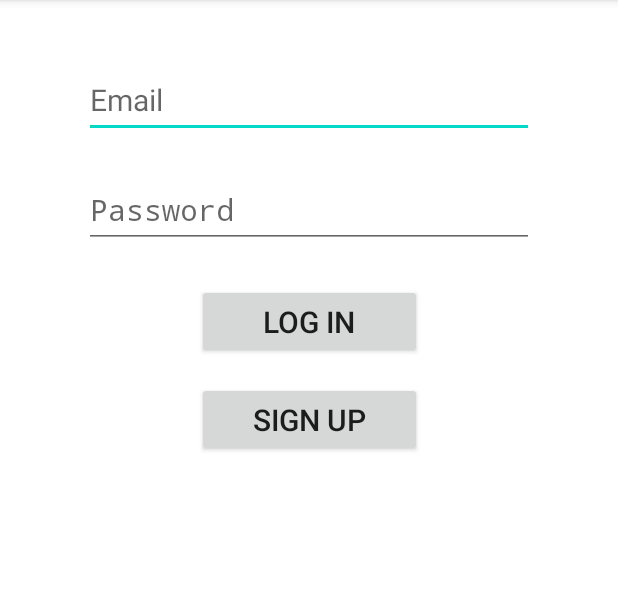
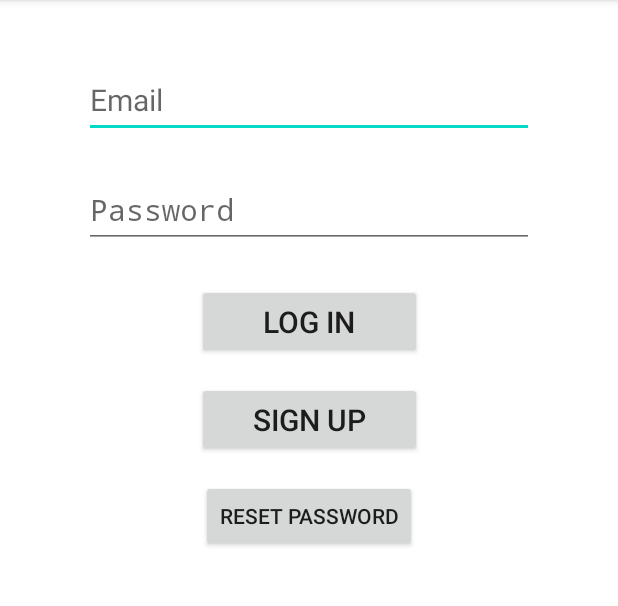
Before and after one commit to matnafu2/In-My-Garden, an Android app: the screen it shows after launch (LoginActivity), on a phone screen of 412 x 824 dp, the part 84-690 px from its top. Run offline under Robolectric (Android 15) with nearby library versions, the phone set to English and light mode, and no system bars; our stand-ins replace Firebase (no records; nobody signed in at launch, a user with empty details on screens opened directly).

Commit message:
adds reset password link and remembers user login information

```diff
--- a/app/src/main/AndroidManifest.xml
+++ b/app/src/main/AndroidManifest.xml
@@ -14,9 +14,12 @@
         android:theme="@style/Theme.InMyGarden"
         tools:targetApi="31">
         <activity
+            android:name=".PasswordResetActivity"
+            android:exported="false" />
+        <activity
             android:name=".SignupActivity"
             android:exported="false"
-            android:parentActivityName=".LoginActivity"/>
+            android:parentActivityName=".LoginActivity" />
         <activity
             android:name=".LoginActivity"
             android:exported="true">
--- a/app/src/main/java/com/example/inmygarden/LoginActivity.kt
+++ b/app/src/main/java/com/example/inmygarden/LoginActivity.kt
@@ -31,6 +31,11 @@ class LoginActivity : AppCompatActivity() {
             val intent = Intent(this@LoginActivity, SignupActivity::class.java)
             startActivity(intent)
         }
+
+        binding.resetBtn.setOnClickListener {
+            val intent = Intent(this@LoginActivity, PasswordResetActivity::class.java)
+            startActivity(intent)
+        }
     }
 
     // logs in the user if the user already created an account
@@ -56,4 +61,18 @@ class LoginActivity : AppCompatActivity() {
             Toast.makeText(applicationContext, "You have to provide both email and password", Toast.LENGTH_SHORT).show()
         }
     }
+
+    // until users sign out, they can login without typing the username and password
+    override fun onStart() {
+        super.onStart()
+        val user = FirebaseAuth.getInstance().currentUser
+
+        // user object will be null if the user has not logged in or singed out
+        if (user != null) { // user already logged
+            // send the user to home page without asking for user name and password
+            val intent = Intent(this@LoginActivity, MainActivity::class.java)
+            startActivity(intent)
+            finish()
+        }
+    }
 }
--- a/app/src/main/res/layout/activity_login.xml
+++ b/app/src/main/res/layout/activity_login.xml
@@ -63,4 +63,23 @@
         app:layout_constraintHorizontal_bias="0.5"
         app:layout_constraintStart_toStartOf="parent"
         app:layout_constraintTop_toBottomOf="@+id/login_btn" />
+
+    <Button
+        android:id="@+id/reset_btn"
+        android:layout_width="wrap_content"
+        android:layout_height="wrap_content"
+        android:layout_marginTop="15dp"
+        android:text="Reset Password"
+        app:layout_constraintEnd_toEndOf="parent"
+        app:layout_constraintHorizontal_bias="0.5"
+        app:layout_constraintStart_toStartOf="parent"
+        app:layout_constraintTop_toBottomOf="@+id/singup_btn" />
+
+    <FrameLayout
+        android:id="@+id/frame"
+        android:layout_width="match_parent"
+        android:layout_height="match_parent">
+
+    </FrameLayout>
+
 </androidx.constraintlayout.widget.ConstraintLayout>
--- a/app/src/main/res/values/strings.xml
+++ b/app/src/main/res/values/strings.xml
@@ -10,4 +10,6 @@
     <string name="checklist1">Water</string>
     <string name="checklist2">Sun</string>
     <string name="checklist3">Food</string>
+    <!-- TODO: Remove or change this placeholder text -->
+    <string name="hello_blank_fragment">Hello blank fragment</string>
 </resources>
```
Also changed, not shown: app/src/main/java/com/example/inmygarden/MainActivity.kt (+25 -0 lines), app/src/main/java/com/example/inmygarden/PasswordResetActivity.kt (added, +47 -0 lines), app/src/main/res/layout/activity_password_reset.xml (added, +38 -0 lines), app/src/main/res/menu/user_menu.xml (added, +7 -0 lines).
